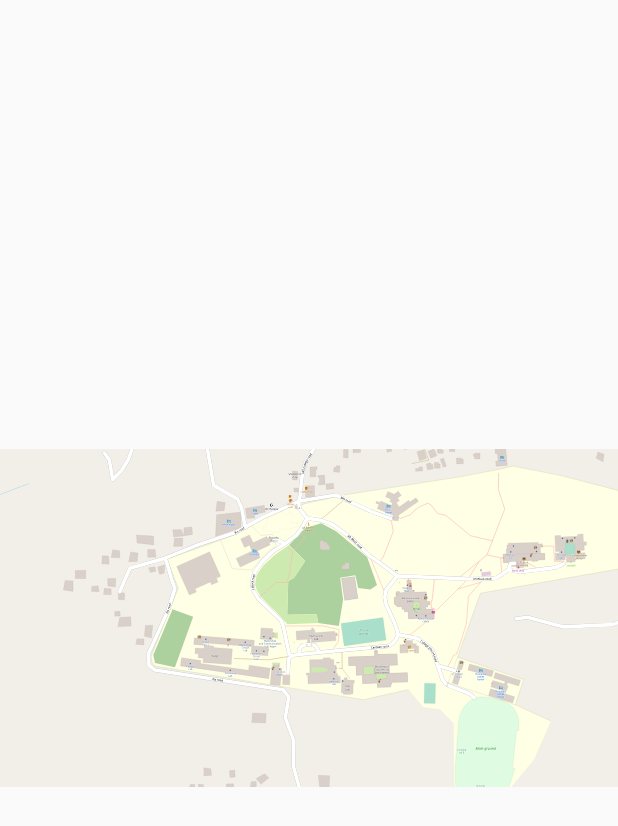
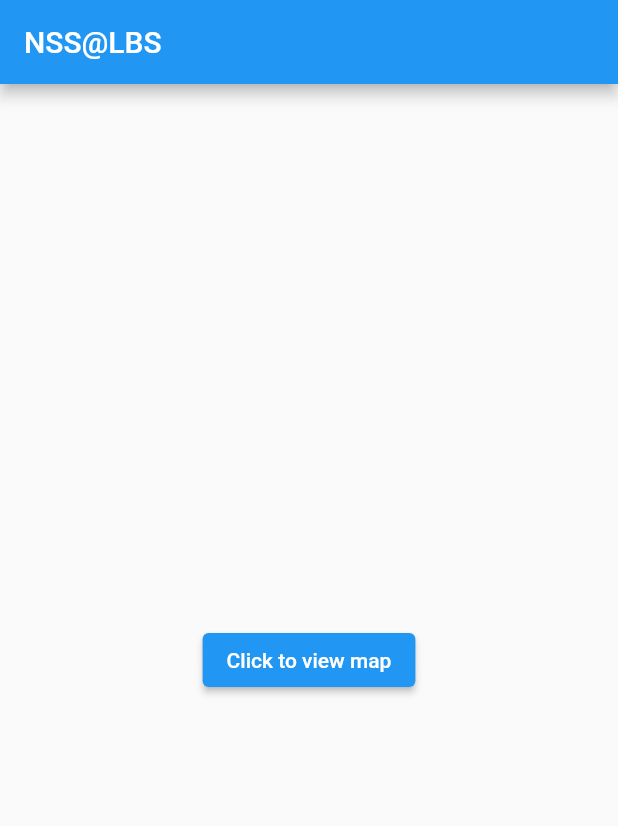
Before and after one commit to ashik-2001/nss-bins, a Flutter app: the screen it shows after launch, on a phone screen of 412 x 824 dp. Shown: the top 826 px of the screen. Run offline on Flutter 3.47's test engine with Material 2 defaults, Android fonts, the phone set to English and light mode, and no system bars; our stand-ins replace fluttertoast, geocoding, geolocator, google_maps_flutter.

```diff
--- a/lib/main.dart
+++ b/lib/main.dart
@@ -1,5 +1,5 @@
+import 'package:bins/ScreenMap.dart';
 import 'package:flutter/material.dart';
-import 'package:flutter_svg/flutter_svg.dart';
 
 void main() {
   runApp(const MyApp());
@@ -26,19 +26,18 @@ class ViewMap extends StatelessWidget {
   @override
   Widget build(BuildContext context) {
     return Scaffold(
+      appBar: AppBar(
+        title: Text('NSS@LBS'),
+      ),
       body: Center(
-        child: InteractiveViewer(
-          clipBehavior: Clip.none,
-          minScale: 1,
-          maxScale: 10,
-          child: AspectRatio(
-            aspectRatio: 1,
-            child: ClipRRect(
-                borderRadius: BorderRadius.circular(20),
-                child: SvgPicture.asset(
-                  'assets/map.svg',
-                )),
-          ),
+        child: ElevatedButton(
+          onPressed: () {
+            Navigator.push(
+    context,
+    MaterialPageRoute(builder: (context) => ScreenMap()),
+  );
+          },
+          child: Text('Click to view map'),
         ),
       ),
     );
--- a/pubspec.yaml
+++ b/pubspec.yaml
@@ -35,6 +35,10 @@ dependencies:
   # Use with the CupertinoIcons class for iOS style icons.
   cupertino_icons: ^1.0.2
   flutter_svg: ^1.1.1
+  fluttertoast: ^8.0.9
+  geocoding: ^2.0.4
+  geolocator: ^9.0.1
+  google_maps_flutter: ^2.1.10
 
 dev_dependencies:
   flutter_test:
@@ -54,6 +58,7 @@ dev_dependencies:
 flutter:
   assets:
     - assets/map.svg
+    - assets/map1.svg
 
   # The following line ensures that the Material Icons font is
   # included with your application, so that you can use the icons in
```
Also changed, not shown: lib/ScreenMap.dart (added, +80 -0 lines), assets/map1.svg (added), pubspec.lock, 5 other files.
